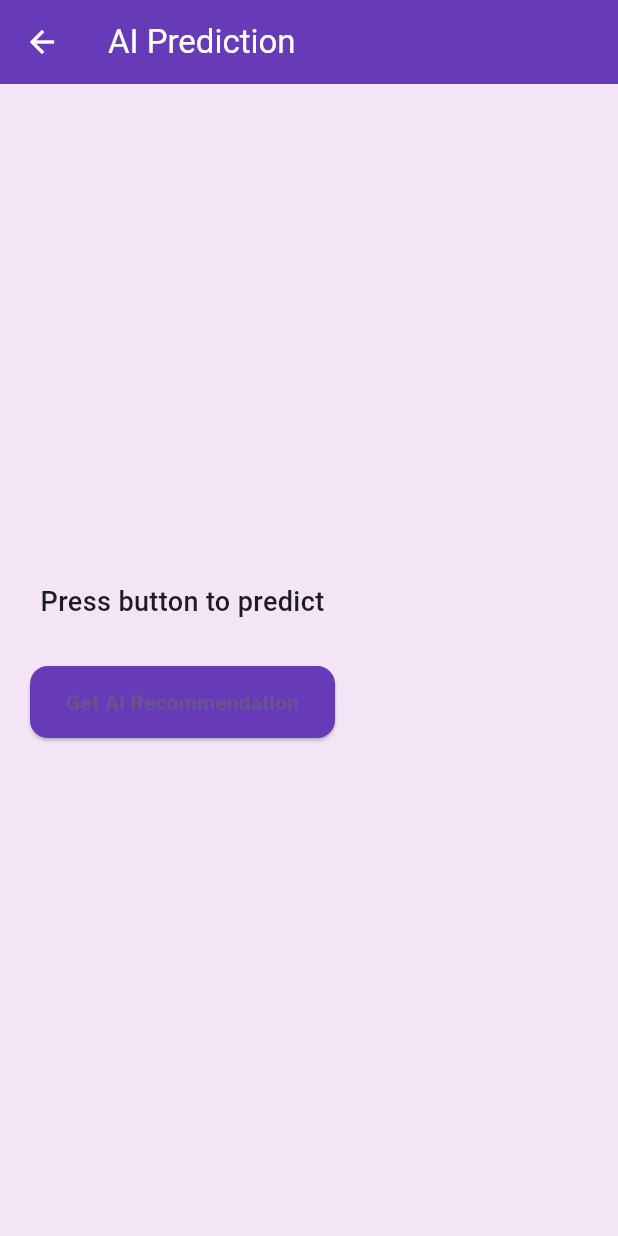
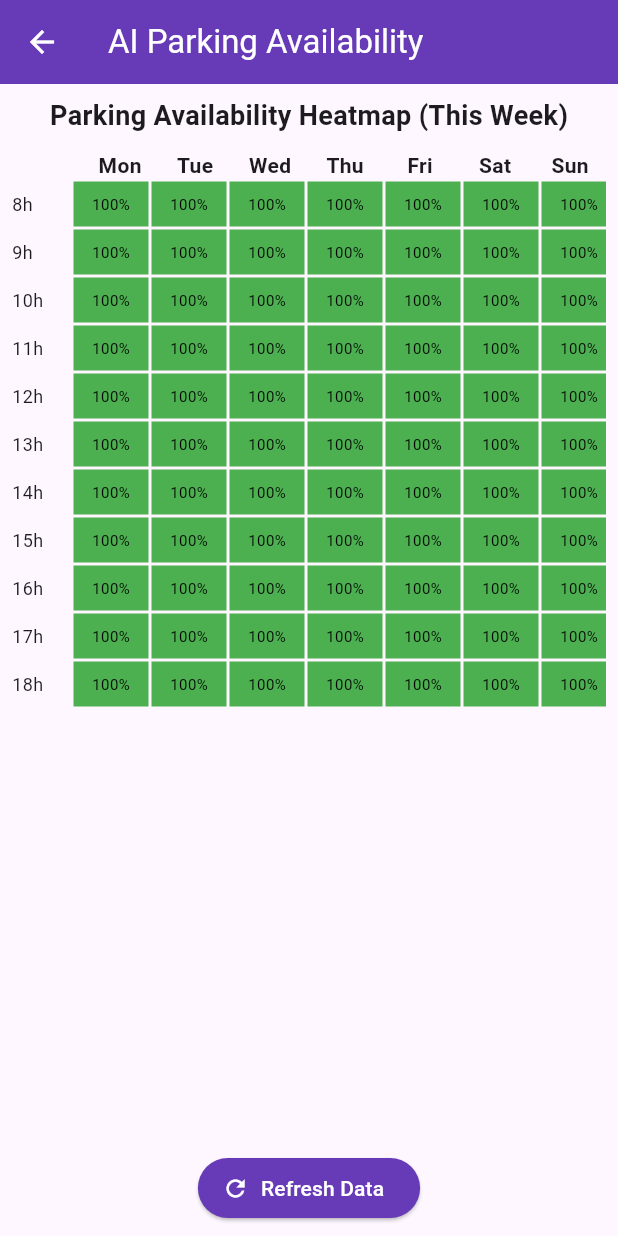
Before and after one commit to Danielsuhaimi7/flutterproject, a Flutter app: the AIPredictionScreen screen opened directly, on a phone screen of 412 x 824 dp. Run offline on Flutter 3.47's test engine with Material 3 defaults, Android fonts, the phone set to English and light mode, and no system bars; our stand-ins replace google_maps_flutter, image_picker, shared_preferences; accounts and stored records are empty; network calls fail.

Commit message:
chart part 1

```diff
--- a/flutterproject/lib/screens/ai_prediction_screen.dart
+++ b/flutterproject/lib/screens/ai_prediction_screen.dart
@@ -10,87 +10,118 @@ class AIPredictionScreen extends StatefulWidget {
 }
 
 class _AIPredictionScreenState extends State<AIPredictionScreen> {
-  String result = "Press button to predict";
-  bool isLoading = false;
+  Map<int, Map<int, double>> availability = {}; // day -> hour -> probability
+  bool isLoading = true;
 
-  Future<void> getPrediction() async {
-    setState(() {
-      isLoading = true;
-      result = "Predicting...";
-    });
+  final days = ['Mon', 'Tue', 'Wed', 'Thu', 'Fri', 'Sat', 'Sun'];
+  final hours = List.generate(11, (i) => i + 8); // 8 AM to 6 PM
 
-    final url = Uri.parse('http://10.0.2.2:5000/predict_slot'); // Use local IP for real phone
+  @override
+  void initState() {
+    super.initState();
+    fetchWeeklyAvailability();
+  }
 
+  Future<void> fetchWeeklyAvailability() async {
+    setState(() => isLoading = true);
     try {
-      final response = await http.post(
-        url,
-        headers: {'Content-Type': 'application/json'},
-        body: jsonEncode({
-          "user_id": 1201102370,  // Replace this with dynamic user ID if needed
-          "hour": DateTime.now().hour,
-          "weekday": DateTime.now().weekday,
-        }),
-      );
-
+      final response = await http.get(Uri.parse('http://10.0.2.2:5000/weekly_availability'));
       if (response.statusCode == 200) {
         final data = jsonDecode(response.body);
         setState(() {
-          result = "Recommended Slot: ${data['recommended_slot']}";
+          availability = Map.fromIterable(
+            List.generate(7, (i) => i + 1),
+            value: (day) => Map<int, double>.from(
+              Map.from(data['availability'][day.toString()] ?? {}),
+            ),
+          );
         });
       } else {
-        setState(() {
-          result = "Error: ${response.statusCode} - ${response.reasonPhrase}";
-        });
+        print("Error: ${response.statusCode}");
       }
     } catch (e) {
-      setState(() {
-        result = "Exception: $e";
-      });
+      print("Exception: $e");
     } finally {
-      setState(() {
-        isLoading = false;
-      });
+      setState(() => isLoading = false);
     }
+  }
+
+  Color getColorForAvailability(double value) {
+    if (value > 0.8) return Colors.green;
+    if (value > 0.5) return Colors.yellow;
+    if (value > 0.2) return Colors.orange;
+    return Colors.red;
   }
 
   @override
   Widget build(BuildContext context) {
     return Scaffold(
       appBar: AppBar(
-        title: const Text('AI Prediction'),
+        title: const Text('AI Parking Availability'),
         backgroundColor: Colors.deepPurple,
         foregroundColor: Colors.white,
       ),
-      backgroundColor: Colors.purple.shade50,
-      body: Padding(
-        padding: const EdgeInsets.all(20),
+      body: isLoading
+          ? const Center(child: CircularProgressIndicator())
+          : Padding(
+              padding: const EdgeInsets.all(8.0),
               child: Column(
-          mainAxisAlignment: MainAxisAlignment.center,
                 children: [
-            Text(
-              result,
-              style: const TextStyle(fontSize: 18, fontWeight: FontWeight.w500),
-              textAlign: TextAlign.center,
+                  const Text(
+                    'Parking Availability Heatmap (This Week)',
+                    style: TextStyle(fontSize: 18, fontWeight: FontWeight.bold),
                   ),
-            const SizedBox(height: 30),
-            ElevatedButton(
-              onPressed: isLoading ? null : getPrediction,
+                  const SizedBox(height: 10),
+                  Expanded(
+                    child: SingleChildScrollView(
+                      scrollDirection: Axis.horizontal,
+                      child: Column(
+                        children: [
+                          Row(
+                            children: [
+                              const SizedBox(width: 40),
+                              ...days.map((d) => Container(
+                                    width: 50,
+                                    alignment: Alignment.center,
+                                    child: Text(d, style: const TextStyle(fontWeight: FontWeight.bold)),
+                                  )),
+                            ],
+                          ),
+                          ...hours.map((hour) => Row(
+                                children: [
+                                  SizedBox(
+                                    width: 40,
+                                    child: Text('${hour}h', style: const TextStyle(fontSize: 12)),
+                                  ),
+                                  ...List.generate(7, (dayIndex) {
+                                    final day = dayIndex + 1;
+                                    final prob = availability[day]?[hour] ?? 1.0;
+                                    return Container(
+                                      width: 50,
+                                      height: 30,
+                                      margin: const EdgeInsets.all(1),
+                                      color: getColorForAvailability(prob),
+                                      child: Center(
+                                        child: Text(
+                                          '${(prob * 100).round()}%',
+                                          style: const TextStyle(fontSize: 10, color: Colors.black),
+                                        ),
+                                      ),
+                                    );
+                                  }),
+                                ],
+                              )),
+                        ],
+                      ),
+                    ),
+                  ),
+                  ElevatedButton.icon(
+                    onPressed: fetchWeeklyAvailability,
+                    icon: const Icon(Icons.refresh),
+                    label: const Text("Refresh Data"),
                     style: ElevatedButton.styleFrom(
                       backgroundColor: Colors.deepPurple,
-                padding: const EdgeInsets.symmetric(horizontal: 24, vertical: 14),
-                shape: RoundedRectangleBorder(
-                  borderRadius: BorderRadius.circular(12),
-                ),
-              ),
-              child: isLoading
-                  ? const SizedBox(
-                      width: 20,
-                      height: 20,
-                      child: CircularProgressIndicator(color: Colors.white, strokeWidth: 2),
-                    )
-                  : const Text(
-                      "Get AI Recommendation",
-                      style: TextStyle(fontWeight: FontWeight.bold),
+                      foregroundColor: Colors.white,
                     ),
                   ),
                 ],
--- a/flutterproject/pubspec.yaml
+++ b/flutterproject/pubspec.yaml
@@ -39,6 +39,7 @@ dependencies:
   image_picker: ^1.0.4
   intl: ^0.18.0
   shared_preferences: ^2.2.2
+  fl_chart: ^0.63.0
 
 dev_dependencies:
   flutter_test:
```
Also changed, not shown: flutterproject/pubspec.lock. Lines whose indentation alone changed are shown as unchanged.
